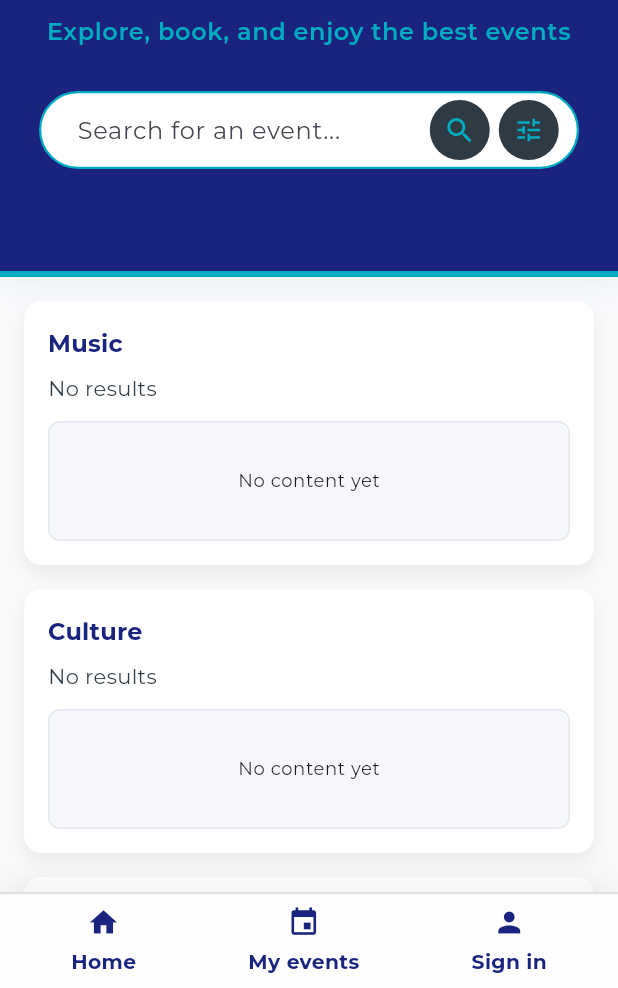
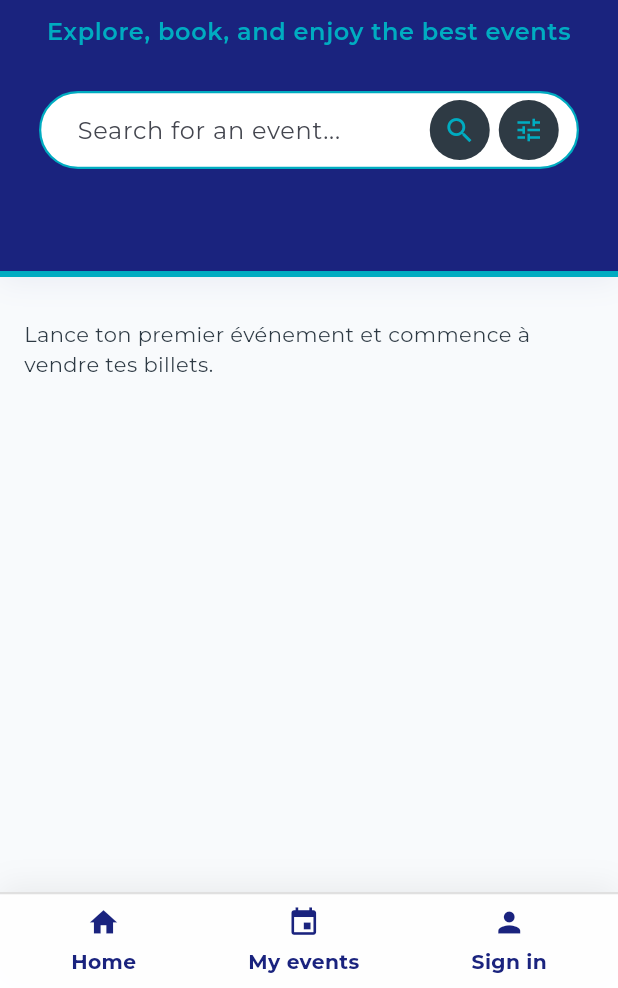
Before and after one commit to RayanDZ04/Tikiya, a Flutter app: the HomeScreen screen opened directly, on a phone screen of 412 x 824 dp, the part 248-1236 px from its top. Run offline on Flutter 3.47's test engine with Material 3 defaults, Android fonts, the phone set to English and light mode, and no system bars; our stand-ins replace google_fonts, google_sign_in, shared_preferences; accounts and stored records are empty.

Commit message:
[FIX] Makefile

```diff
--- a/App_mobile_organisateur/lib/screens/home_screen.dart
+++ b/App_mobile_organisateur/lib/screens/home_screen.dart
@@ -2,6 +2,8 @@
 import 'package:google_fonts/google_fonts.dart';
 import '_placeholders.dart';
 import '../l10n/l10n.dart';
+import '../models/orga_event.dart';
+import '../services/orga_events_service.dart';
 import '../services/session_store.dart';
 import '../widgets/bottom_nav.dart';
 import '../widgets/language_switch.dart';
@@ -15,6 +17,7 @@
 
 class _HomeScreenState extends State<HomeScreen> {
   bool _filtersOpen = false;
+  final _eventsService = OrgaEventsService();
 
   @override
   Widget build(BuildContext context) {
@@ -53,6 +56,33 @@
               alignment: Alignment.center,
               child: Text(l10n.homeNoContentYet, style: textTheme.bodySmall),
             ),
+          ],
+        ),
+      );
+    }
+
+    Widget eventCard(OrgaEvent event) {
+      final date = '${event.date.year}-${event.date.month.toString().padLeft(2, '0')}-${event.date.day.toString().padLeft(2, '0')}';
+      final subtitle = '${event.city} • $date';
+      return Container(
+        padding: const EdgeInsets.all(16),
+        decoration: BoxDecoration(
+          color: blanc,
+          borderRadius: BorderRadius.circular(12),
+          boxShadow: const [
+            BoxShadow(color: Color(0x12000000), blurRadius: 10, offset: Offset(0, 6)),
+          ],
+        ),
+        child: Column(
+          crossAxisAlignment: CrossAxisAlignment.start,
+          children: [
+            Text(event.title, style: textTheme.titleMedium?.copyWith(fontWeight: FontWeight.w700, color: bleuProfond)),
+            const SizedBox(height: 8),
+            Text(subtitle, style: textTheme.bodyMedium?.copyWith(color: grisFonce)),
+            if (event.description != null && event.description!.trim().isNotEmpty) ...[
+              const SizedBox(height: 8),
+              Text(event.description!, style: textTheme.bodySmall?.copyWith(color: grisFonce)),
+            ],
           ],
         ),
       );
@@ -333,15 +363,34 @@
               child: Center(
                 child: ConstrainedBox(
                   constraints: const BoxConstraints(maxWidth: 900),
-                  child: LayoutBuilder(
+                  child: FutureBuilder<List<OrgaEvent>>(
+                    future: SessionStore.I.session.value == null
+                        ? Future.value(const <OrgaEvent>[])
+                        : _eventsService.listEvents(),
+                    builder: (context, snap) {
+                      if (snap.connectionState == ConnectionState.waiting) {
+                        return const Padding(
+                          padding: EdgeInsets.symmetric(vertical: 24),
+                          child: Center(child: CircularProgressIndicator()),
+                        );
+                      }
+                      if (snap.hasError) {
+                        return Padding(
+                          padding: const EdgeInsets.symmetric(vertical: 12),
+                          child: Text('Erreur de chargement', style: textTheme.bodyMedium?.copyWith(color: grisFonce)),
+                        );
+                      }
+                      final events = snap.data ?? const <OrgaEvent>[];
+                      if (events.isEmpty) {
+                        return Padding(
+                          padding: const EdgeInsets.symmetric(vertical: 12),
+                          child: Text('Lance ton premier événement et commence à vendre tes billets.', style: textTheme.bodyMedium?.copyWith(color: grisFonce)),
+                        );
+                      }
+                      return LayoutBuilder(
                         builder: (context, constraints) {
                           final isWide = constraints.maxWidth > 700;
-                      final children = <Widget>[
-                        sectionCard(title: l10n.filterMusic, subtitle: l10n.noResults),
-                        sectionCard(title: l10n.filterCulture, subtitle: l10n.noResults),
-                        sectionCard(title: l10n.filterEntertainment, subtitle: l10n.noResults),
-                        sectionCard(title: l10n.filterPopular, subtitle: l10n.noResults),
-                      ];
+                          final cards = events.map(eventCard).toList();
                           if (isWide) {
                             return GridView.count(
                               crossAxisCount: 2,
@@ -349,13 +398,15 @@
                               crossAxisSpacing: 16,
                               shrinkWrap: true,
                               physics: const NeverScrollableScrollPhysics(),
-                          children: children,
+                              children: cards,
                             );
                           }
                           return Column(
                             children: [
-                          for (final c in children) ...[c, const SizedBox(height: 16)],
+                              for (final c in cards) ...[c, const SizedBox(height: 16)],
                             ],
+                          );
+                        },
                       );
                     },
                   ),
```
Also changed, not shown: 1 other file. Lines whose indentation alone changed are shown as unchanged.
